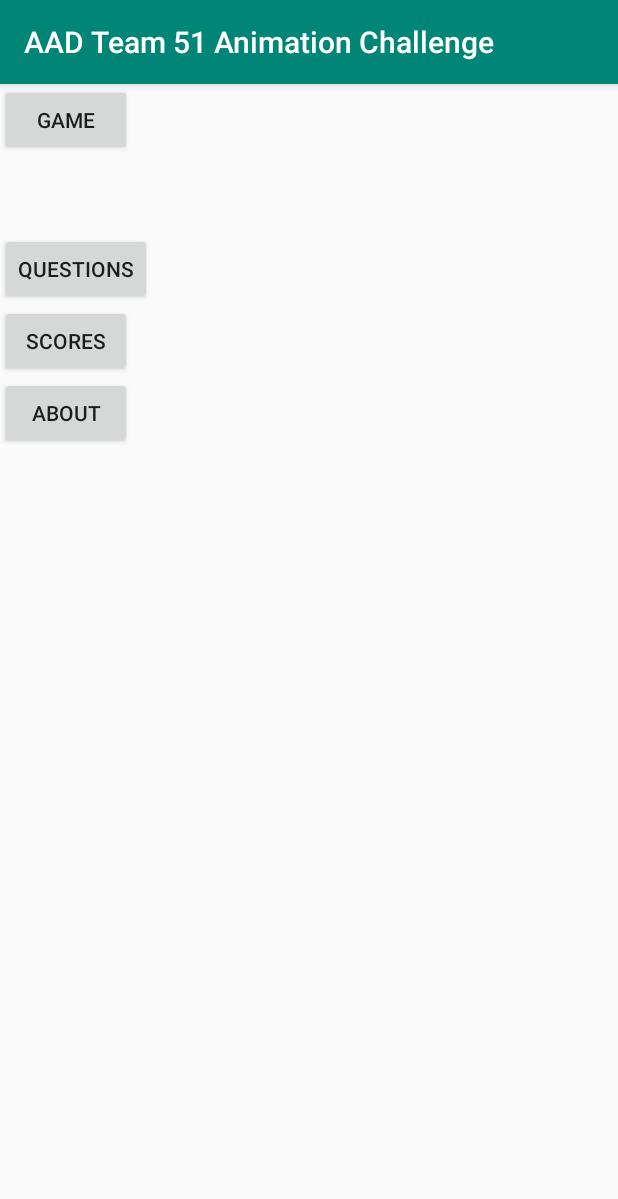
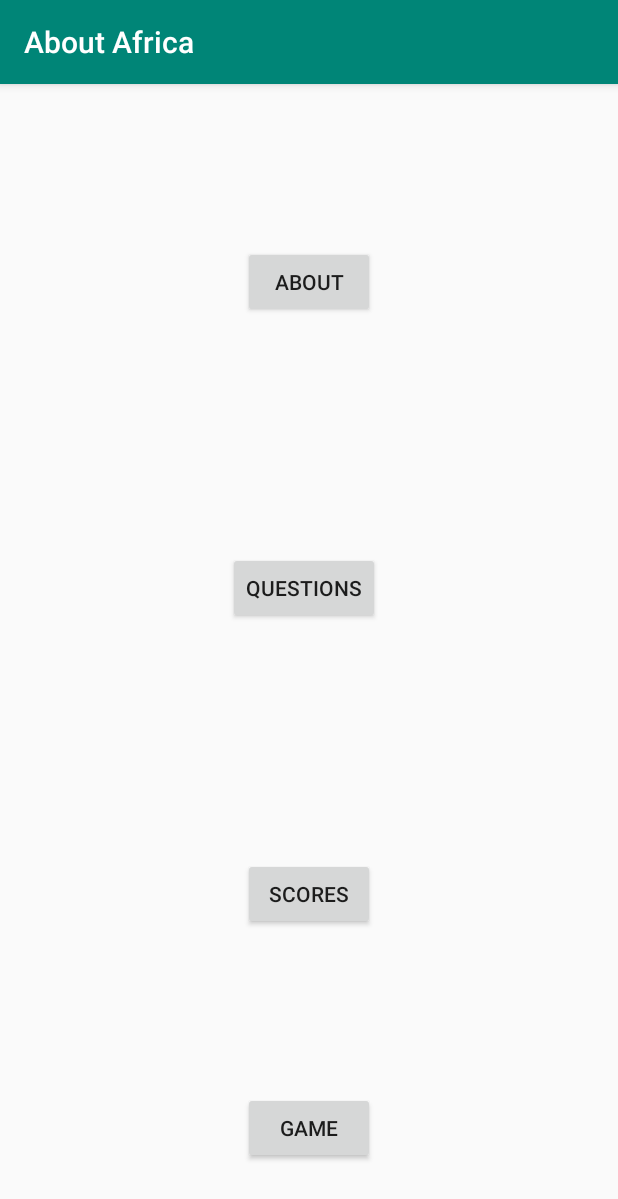
Before and after one commit to TshepzMogapi/aad-team-51-animation-challenge, an Android app: the MainFragment screen opened through its navigation route, on a phone screen of 412 x 824 dp. Shown: the top 1199 px of the screen. Run offline under Robolectric (Android 15) with nearby library versions, the phone set to English and light mode, and no system bars.

Commit message:
modify layout

```diff
--- a/app/src/main/res/layout/fragment_main.xml
+++ b/app/src/main/res/layout/fragment_main.xml
@@ -13,33 +13,47 @@
         android:id="@+id/button_game"
         android:layout_width="wrap_content"
         android:layout_height="wrap_content"
+        android:layout_marginBottom="48dp"
         android:text="Game"
-        app:layout_constraintTop_toTopOf="parent"
-        tools:layout_editor_absoluteX="55dp" />
+        app:layout_constraintBottom_toBottomOf="parent"
+        app:layout_constraintEnd_toEndOf="parent"
+        app:layout_constraintStart_toStartOf="parent" />
 
     <Button
         android:id="@+id/button_questions"
         android:layout_width="wrap_content"
         android:layout_height="wrap_content"
-        android:layout_marginTop="51dp"
+        android:layout_marginTop="48dp"
+        android:layout_marginBottom="48dp"
         android:text="Questions"
-        app:layout_constraintTop_toBottomOf="@+id/button_game"
-        tools:layout_editor_absoluteX="165dp" />
+        app:layout_constraintBottom_toTopOf="@+id/button_scores"
+        app:layout_constraintEnd_toEndOf="parent"
+        app:layout_constraintHorizontal_bias="0.49"
+        app:layout_constraintStart_toStartOf="parent"
+        app:layout_constraintTop_toBottomOf="@+id/button_about" />
 
     <Button
         android:id="@+id/button_scores"
         android:layout_width="wrap_content"
         android:layout_height="wrap_content"
+        android:layout_marginTop="48dp"
+        android:layout_marginBottom="48dp"
         android:text="Scores"
-        app:layout_constraintTop_toBottomOf="@+id/button_questions"
-        tools:layout_editor_absoluteX="72dp" />
+        app:layout_constraintBottom_toTopOf="@+id/button_game"
+        app:layout_constraintEnd_toEndOf="parent"
+        app:layout_constraintStart_toStartOf="parent"
+        app:layout_constraintTop_toBottomOf="@+id/button_questions" />
 
     <Button
         android:id="@+id/button_about"
         android:layout_width="wrap_content"
         android:layout_height="wrap_content"
+        android:layout_marginTop="48dp"
+        android:layout_marginBottom="48dp"
         android:text="About"
-        app:layout_constraintTop_toBottomOf="@+id/button_scores"
-        tools:layout_editor_absoluteX="179dp" />
+        app:layout_constraintBottom_toTopOf="@+id/button_questions"
+        app:layout_constraintEnd_toEndOf="parent"
+        app:layout_constraintStart_toStartOf="parent"
+        app:layout_constraintTop_toTopOf="parent" />
 
 </androidx.constraintlayout.widget.ConstraintLayout>
--- a/app/src/main/res/values/strings.xml
+++ b/app/src/main/res/values/strings.xml
@@ -1,5 +1,5 @@
 <resources>
-    <string name="app_name">AAD Team 51 Animation Challenge</string>
+    <string name="app_name">About Africa</string>
     <string name="hello_blank_fragment">Hello blank fragment</string>
     <string name="string_continue">Continue</string>
     <string name="string_welcome_fragment">Welcome Fragment</string>
```
Also changed, not shown: 1 other file.
